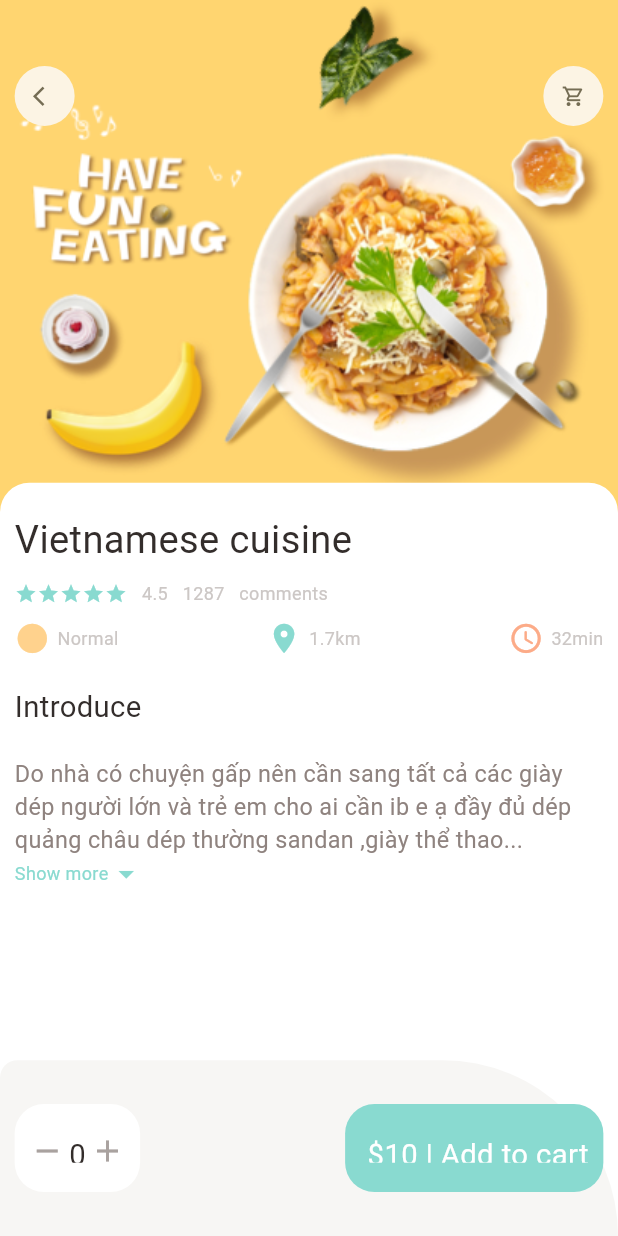
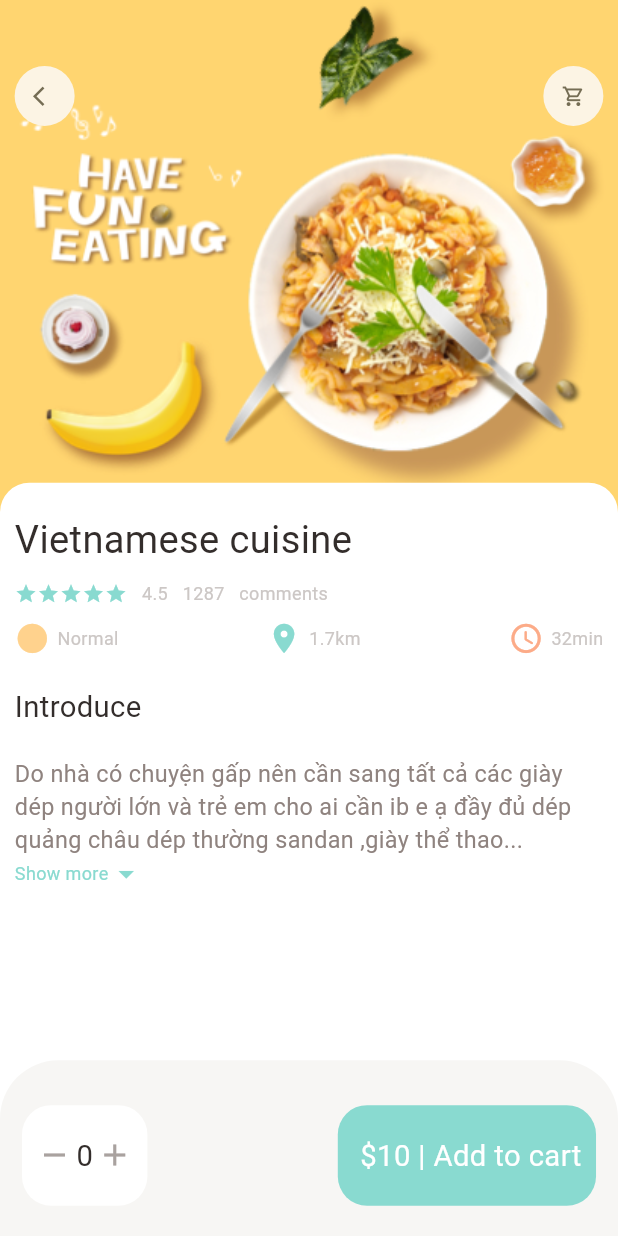
Before and after one commit to phamhuuloc219/e-commerce-app, a Flutter app: the screen it shows after launch, on a phone screen of 412 x 824 dp. Run offline on Flutter 3.47's test engine with Material 3 defaults, Android fonts, the phone set to English and light mode, and no system bars; our stand-ins replace dots_indicator, get.

Commit message:
fixed: expandable text SingleChildScrollView

```diff
--- a/lib/pages/food/popular_food_details.dart
+++ b/lib/pages/food/popular_food_details.dart
@@ -47,6 +47,7 @@ class PopularFoodDetails extends StatelessWidget {
           Positioned(
             left: 0,
             right: 0,
+            bottom: 0,
             top: Dimensions.popularFoodImgSize - 20,
             child: Container(
               padding: EdgeInsets.only(
@@ -69,11 +70,15 @@ class PopularFoodDetails extends StatelessWidget {
                   BigText(text: "Introduce"),
                   SizedBox(height: Dimensions.height20,),
                   // expandable text widget
-                  ExpandableText(text: "Do nhà có chuyện gấp nên cần sang tất cả các giày dép người lớn và trẻ em cho ai cần ib e ạ đầy đủ dép quảng châu dép thường sandan ,giày thể thao ,cặp Do nhà có chuyện gấp nên cần sang tất cả các giày dép người lớn và trẻ em cho ai cần ib e ạ đầy đủ dép quảng châu dép thường sandan ,giày thể thao ,cặp ")
+                  Expanded(
+                    child: SingleChildScrollView(
+                        child: ExpandableText(text: "Do nhà có chuyện gấp nên cần sang tất cả các giày dép người lớn và trẻ em cho ai cần ib e ạ đầy đủ dép quảng châu dép thường sandan ,giày thể thao ,cặp Do nhà có chuyện gấp nên cần sang tất cả các giày dép người lớn và trẻ em cho ai cần ib e ạ đầy đủ dép quảng châu dép thường sandan ,giày thể thao ,cặp ")),
+                  )
                 ],
               ),
             ),
           ),
+
 
         ],
       ),
@@ -81,15 +86,15 @@ class PopularFoodDetails extends StatelessWidget {
         height: Dimensions.bottomHeightBar,
         padding: EdgeInsets.only(
             top: Dimensions.height30,
-            bottom: Dimensions.height30,
-            left: Dimensions.width20,
-            right: Dimensions.width20
+            bottom: Dimensions.height20,
+            left: Dimensions.width30,
+            right: Dimensions.width30
         ),
         decoration: BoxDecoration(
           color: AppColors.buttonBackgroundColor,
           borderRadius: BorderRadius.only(
             topLeft: Radius.circular(Dimensions.radius20*2),
-            topRight: Radius.circular(Dimensions.radius20*20)
+            topRight: Radius.circular(Dimensions.radius20*2)
           )
         ),
         child: Row(
--- a/lib/utils/dimensions.dart
+++ b/lib/utils/dimensions.dart
@@ -43,5 +43,5 @@ class Dimensions{
   static double popularFoodImgSize = screenHeight/2.41;
 
   // bottom height
-  static double bottomHeightBar = screenHeight/7.03;
+  static double bottomHeightBar = screenHeight/7.03; //4:30:02
 }
--- a/lib/widgets/expandable_text.dart
+++ b/lib/widgets/expandable_text.dart
@@ -47,7 +47,8 @@ class _ExpandableTextState extends State<ExpandableText> {
                   },
                   child: Row(
                     children: [
-                      SmallText(text: "Show more", color: AppColors.mainColor),
+                      hiddenText ? SmallText(text: "Show more", color: AppColors.mainColor)
+                      :SmallText(text: "Show less", color: AppColors.mainColor),
                       Icon(hiddenText
                           ? Icons.arrow_drop_down
                           : Icons.arrow_drop_up
```
